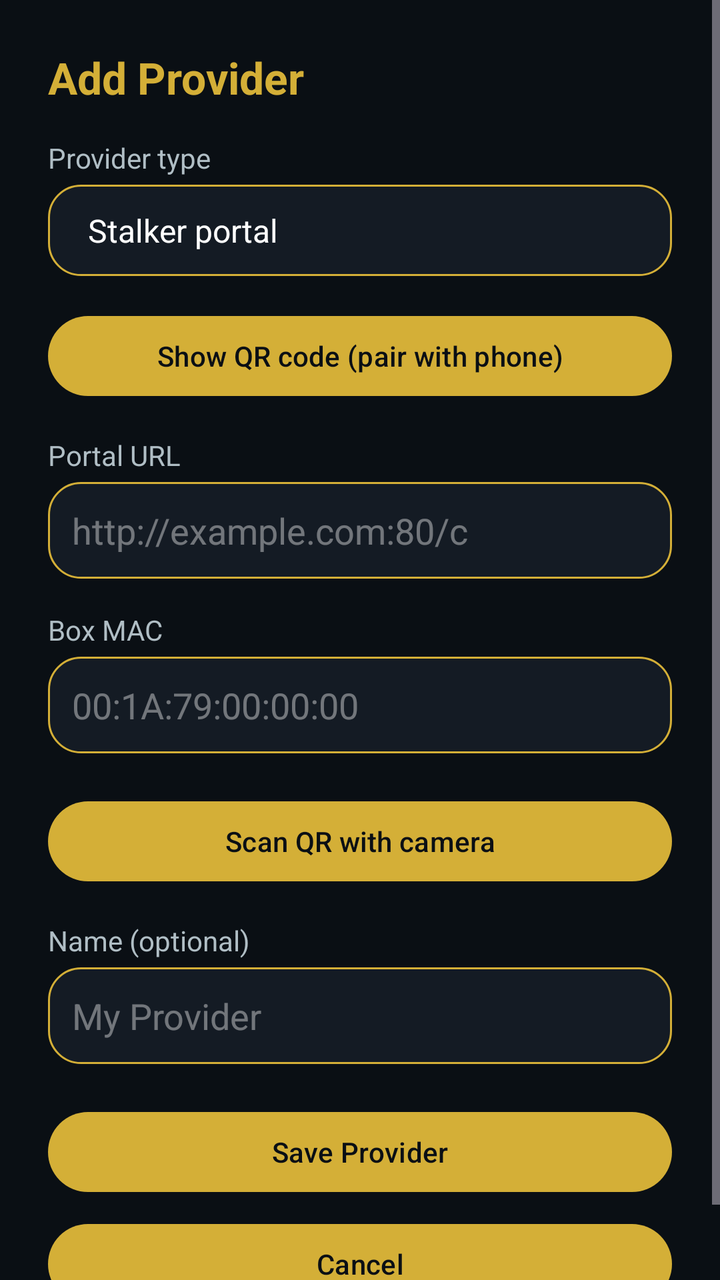
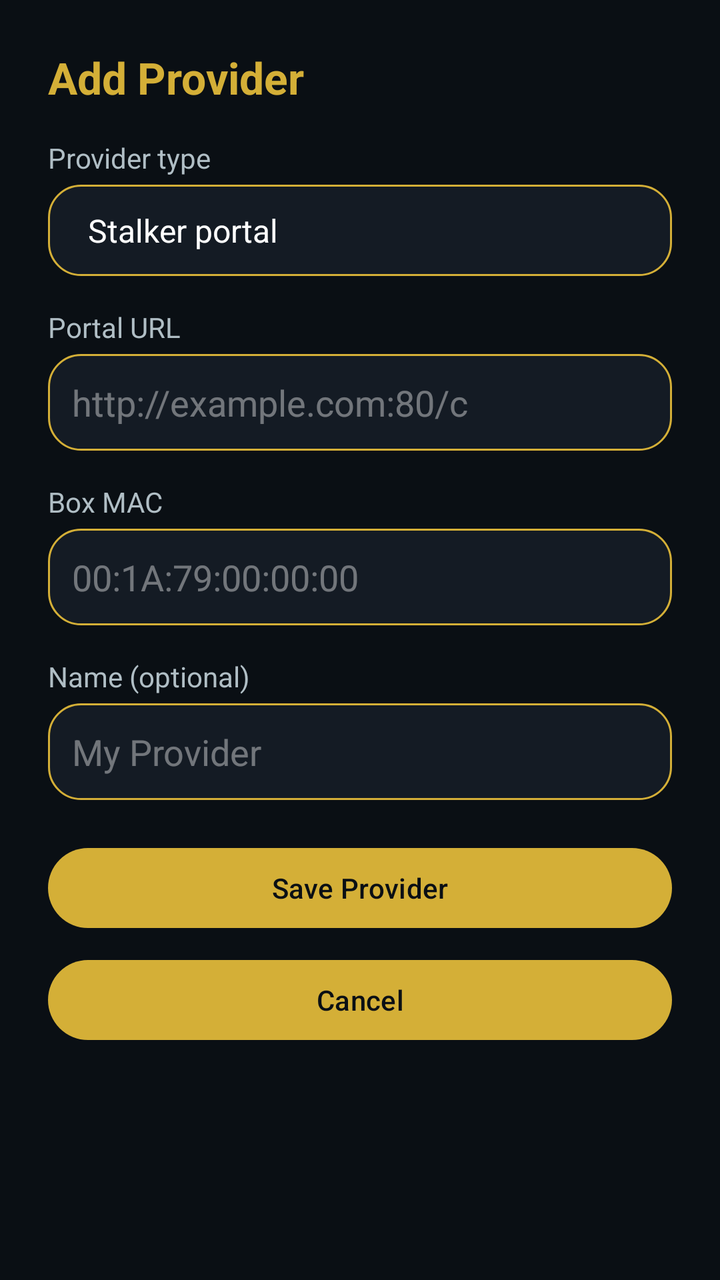

An Android layout rendered at two revisions. The XML below is the earlier revision; the diff shows what the commit changed to produce the second picture.
<!-- AndroidManifest.xml: application theme Theme.ZyneLabsSTB -->
<!-- res/layout/activity_add_provider.xml -->
<?xml version="1.0" encoding="utf-8"?>
<ScrollView xmlns:android="http://schemas.android.com/apk/res/android"
    android:layout_width="match_parent"
    android:layout_height="match_parent"
    android:background="@color/background"
    android:fillViewport="true">

    <LinearLayout
        android:layout_width="match_parent"
        android:layout_height="wrap_content"
        android:orientation="vertical"
        android:padding="24dp">

        <TextView
            android:id="@+id/tvTitle"
            android:layout_width="wrap_content"
            android:layout_height="wrap_content"
            android:text="@string/provider_add_title"
            android:textColor="@color/gold"
            android:textSize="22sp"
            android:textStyle="bold" />

        <TextView
            android:layout_width="wrap_content"
            android:layout_height="wrap_content"
            android:layout_marginTop="16dp"
            android:text="@string/provider_type_label"
            android:textColor="@color/text_secondary"
            android:textSize="14sp" />

        <Spinner
            android:id="@+id/spinnerType"
            android:layout_width="match_parent"
            android:layout_height="wrap_content"
            android:layout_marginTop="4dp"
            android:background="@drawable/provider_chip"
            android:entries="@array/provider_type_labels"
            android:padding="12dp" />

        
        <Button
            android:id="@+id/btnPairQr"
            android:layout_width="match_parent"
            android:layout_height="wrap_content"
            android:layout_marginTop="16dp"
            android:text="@string/pair_qr_show_title" />

        
        <LinearLayout
            android:id="@+id/sectionStalker"
            android:layout_width="match_parent"
            android:layout_height="wrap_content"
            android:orientation="vertical">

            <TextView
                android:layout_width="wrap_content"
                android:layout_height="wrap_content"
                android:layout_marginTop="16dp"
                android:text="Portal URL"
                android:textColor="@color/text_secondary"
                android:textSize="14sp" />

            <EditText
                android:id="@+id/etUrl"
                android:layout_width="match_parent"
                android:layout_height="wrap_content"
                android:layout_marginTop="4dp"
                android:background="@drawable/provider_chip"
                android:hint="http://example.com:80/c"
                android:inputType="textUri"
                android:padding="12dp"
                android:textColor="@color/text_primary"
                android:textColorHint="#66FFFFFF" />

            <TextView
                android:layout_width="wrap_content"
                android:layout_height="wrap_content"
                android:layout_marginTop="16dp"
                android:text="Box MAC"
                android:textColor="@color/text_secondary"
                android:textSize="14sp" />

            <EditText
                android:id="@+id/etMac"
                android:layout_width="match_parent"
                android:layout_height="wrap_content"
                android:layout_marginTop="4dp"
                android:background="@drawable/provider_chip"
                android:hint="00:1A:79:00:00:00"
                android:inputType="text"
                android:padding="12dp"
                android:textColor="@color/text_primary"
                android:textColorHint="#66FFFFFF" />

            <Button
                android:id="@+id/btnScanQr"
                android:layout_width="match_parent"
                android:layout_height="wrap_content"
                android:layout_marginTop="20dp"
                android:text="@string/scan_qr_camera_title" />
        </LinearLayout>

        
        <LinearLayout
            android:id="@+id/sectionM3uUrl"
            android:layout_width="match_parent"
            android:layout_height="wrap_content"
            android:orientation="vertical"
            android:visibility="gone">

            <TextView
                android:layout_width="wrap_content"
                android:layout_height="wrap_content"
                android:layout_marginTop="16dp"
                android:text="@string/provider_lbl_playlist_url"
                android:textColor="@color/text_secondary"
                android:textSize="14sp" />

            <EditText
                android:id="@+id/etM3uUrl"
                android:layout_width="match_parent"
                android:layout_height="wrap_content"
                android:layout_marginTop="4dp"
                android:background="@drawable/provider_chip"
                android:hint="http://example.com/list.m3u"
                android:inputType="textUri"
                android:padding="12dp"
                android:textColor="@color/text_primary"
                android:textColorHint="#66FFFFFF" />
        </LinearLayout>

        
        <LinearLayout
            android:id="@+id/sectionM3uFile"
            android:layout_width="match_parent"
            android:layout_height="wrap_content"
            android:orientation="vertical"
            android:visibility="gone">

            <Button
                android:id="@+id/btnChooseFile"
                android:layout_width="match_parent"
                android:layout_height="wrap_content"
                android:layout_marginTop="20dp"
                android:text="@string/provider_btn_choose_file" />

            <TextView
                android:id="@+id/tvFileName"
                android:layout_width="match_parent"
                android:layout_height="wrap_content"
                android:layout_marginTop="8dp"
                android:text="@string/provider_no_file_chosen"
                android:textColor="@color/text_secondary"
                android:textSize="14sp" />
        </LinearLayout>

        
        <LinearLayout
            android:id="@+id/sectionXtream"
            android:layout_width="match_parent"
            android:layout_height="wrap_content"
            android:orientation="vertical"
            android:visibility="gone">

            <TextView
                android:layout_width="wrap_content"
                android:layout_height="wrap_content"
                android:layout_marginTop="16dp"
                android:text="@string/provider_lbl_server_url"
                android:textColor="@color/text_secondary"
                android:textSize="14sp" />

            <EditText
                android:id="@+id/etServer"
                android:layout_width="match_parent"
                android:layout_height="wrap_content"
                android:layout_marginTop="4dp"
                android:background="@drawable/provider_chip"
                android:hint="http://example.com:8080"
                android:inputType="textUri"
                android:padding="12dp"
                android:textColor="@color/text_primary"
                android:textColorHint="#66FFFFFF" />

            <TextView
                android:layout_width="wrap_content"
                android:layout_height="wrap_content"
                android:layout_marginTop="16dp"
                android:text="@string/provider_lbl_username"
                android:textColor="@color/text_secondary"
                android:textSize="14sp" />

            <EditText
                android:id="@+id/etUsername"
                android:layout_width="match_parent"
                android:layout_height="wrap_content"
                android:layout_marginTop="4dp"
                android:background="@drawable/provider_chip"
                android:hint="username"
                android:inputType="text"
                android:padding="12dp"
                android:textColor="@color/text_primary"
                android:textColorHint="#66FFFFFF" />

            <TextView
                android:layout_width="wrap_content"
                android:layout_height="wrap_content"
                android:layout_marginTop="16dp"
                android:text="@string/provider_lbl_password"
                android:textColor="@color/text_secondary"
                android:textSize="14sp" />

            <EditText
                android:id="@+id/etPassword"
                android:layout_width="match_parent"
                android:layout_height="wrap_content"
                android:layout_marginTop="4dp"
                android:background="@drawable/provider_chip"
                android:hint="password"
                android:inputType="textPassword"
                android:padding="12dp"
                android:textColor="@color/text_primary"
                android:textColorHint="#66FFFFFF" />
        </LinearLayout>

        
        <TextView
            android:layout_width="wrap_content"
            android:layout_height="wrap_content"
            android:layout_marginTop="16dp"
            android:text="@string/provider_lbl_name"
            android:textColor="@color/text_secondary"
            android:textSize="14sp" />

        <EditText
            android:id="@+id/etName"
            android:layout_width="match_parent"
            android:layout_height="wrap_content"
            android:layout_marginTop="4dp"
            android:background="@drawable/provider_chip"
            android:hint="My Provider"
            android:inputType="text"
            android:padding="12dp"
            android:textColor="@color/text_primary"
            android:textColorHint="#66FFFFFF" />

        <Button
            android:id="@+id/btnSave"
            android:layout_width="match_parent"
            android:layout_height="wrap_content"
            android:layout_marginTop="20dp"
            android:text="Save Provider" />

        <Button
            android:id="@+id/btnDelete"
            android:layout_width="match_parent"
            android:layout_height="wrap_content"
            android:layout_marginTop="8dp"
            android:text="Delete Provider"
            android:visibility="gone" />

        <Button
            android:id="@+id/btnCancel"
            android:layout_width="match_parent"
            android:layout_height="wrap_content"
            android:layout_marginTop="8dp"
            android:text="Cancel" />

    </LinearLayout>
</ScrollView>
<!-- resources referenced by this layout -->
<resources>
  <string-array name="provider_type_labels">
          <item>@string/provider_type_stalker</item>
          <item>@string/provider_type_m3u_url</item>
          <item>@string/provider_type_m3u_file</item>
          <item>@string/provider_type_xtream</item>
      </string-array>
  <color name="background">#0A0F14</color>
  <color name="gold">#D4AF37</color>
  <color name="text_primary">#FFFFFF</color>
  <color name="text_secondary">#B0BEC5</color>
  <!-- drawable provider_chip (drawable) -->
  <?xml version="1.0" encoding="utf-8"?>
  <shape xmlns:android="http://schemas.android.com/apk/res/android"
      android:shape="rectangle">
      <solid android:color="#141B24" />
      <stroke android:width="1dp" android:color="#D4AF37" />
      <corners android:radius="16dp" />
  </shape>
  <string name="pair_qr_show_title">Show QR code (pair with phone)</string>
  <string name="provider_add_title">Add Provider</string>
  <string name="provider_btn_choose_file">Choose file</string>
  <string name="provider_lbl_name">Name (optional)</string>
  <string name="provider_lbl_password">Password</string>
  <string name="provider_lbl_playlist_url">Playlist URL</string>
  <string name="provider_lbl_server_url">Server URL</string>
  <string name="provider_lbl_username">Username</string>
  <string name="provider_no_file_chosen">No file chosen</string>
  <string name="provider_type_label">Provider type</string>
  <string name="scan_qr_camera_title">Scan QR with camera</string>
  <style name="Theme.ZyneLabsSTB" parent="Theme.Material3.Dark.NoActionBar">
          <item name="colorPrimary">@color/gold</item>
          <item name="colorOnPrimary">@color/background</item>
          <item name="colorSecondary">@color/teal</item>
          <item name="android:windowBackground">@color/background</item>
          <item name="android:statusBarColor">@color/background</item>
          <item name="android:navigationBarColor">@color/background</item>
          <item name="android:textColorPrimary">@color/text_primary</item>
      </style>
  <string name="provider_type_stalker">Stalker portal</string>
  <string name="provider_type_m3u_url">M3U link</string>
  <string name="provider_type_m3u_file">M3U file</string>
  <string name="provider_type_xtream">Xtream login</string>
  <color name="teal">#00E5CC</color>
</resources>

<!-- the commit's change to res/layout/activity_add_provider.xml (unified diff, before → after) -->
@@ -38,12 +38,28 @@
             android:padding="12dp" />
 
         
-        <Button
-            android:id="@+id/btnPairQr"
-            android:layout_width="match_parent"
-            android:layout_height="wrap_content"
-            android:layout_marginTop="16dp"
-            android:text="@string/pair_qr_show_title" />
+        <LinearLayout
+            android:id="@+id/sectionQr"
+            android:layout_width="match_parent"
+            android:layout_height="wrap_content"
+            android:orientation="vertical"
+            android:visibility="gone">
+
+            <TextView
+                android:layout_width="match_parent"
+                android:layout_height="wrap_content"
+                android:layout_marginTop="16dp"
+                android:text="@string/provider_qr_hint"
+                android:textColor="@color/text_secondary"
+                android:textSize="14sp" />
+
+            <Button
+                android:id="@+id/btnShowQr"
+                android:layout_width="match_parent"
+                android:layout_height="wrap_content"
+                android:layout_marginTop="12dp"
+                android:text="@string/pair_qr_show_title" />
+        </LinearLayout>
 
         
         <LinearLayout
@@ -91,13 +107,6 @@
                 android:padding="12dp"
                 android:textColor="@color/text_primary"
                 android:textColorHint="#66FFFFFF" />
-
-            <Button
-                android:id="@+id/btnScanQr"
-                android:layout_width="match_parent"
-                android:layout_height="wrap_content"
-                android:layout_marginTop="20dp"
-                android:text="@string/scan_qr_camera_title" />
         </LinearLayout>
 
         
<!-- resource entries referenced after the edit -->
@@ -28,7 +28,6 @@
   <string name="provider_lbl_username">Username</string>
   <string name="provider_no_file_chosen">No file chosen</string>
   <string name="provider_type_label">Provider type</string>
-  <string name="scan_qr_camera_title">Scan QR with camera</string>
   <style name="Theme.ZyneLabsSTB" parent="Theme.Material3.Dark.NoActionBar">
           <item name="colorPrimary">@color/gold</item>
           <item name="colorOnPrimary">@color/background</item>
